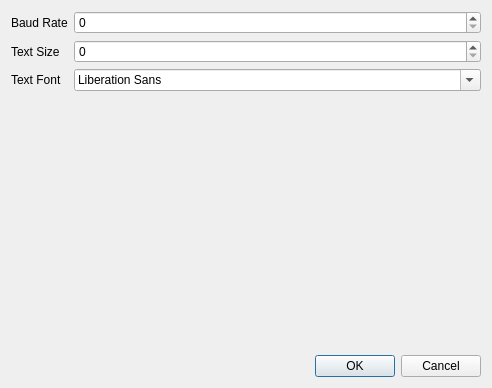
Qt form ui/settings_window.ui (SuheybAden/Arduino_Serial_App) before a commit.
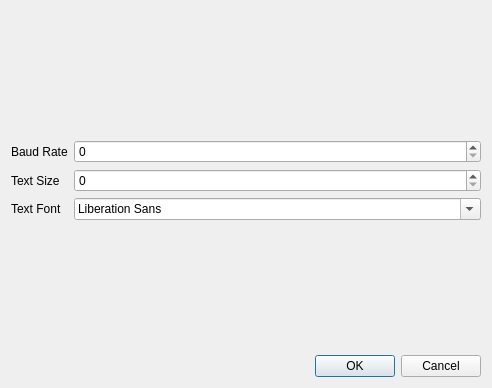
The same form after that commit.

The edit to the form file:
```diff
--- a/ui/settings_window.ui
+++ b/ui/settings_window.ui
@@ -14,6 +14,19 @@
    <string>Dialog</string>
   </property>
   <layout class="QVBoxLayout" name="verticalLayout">
+   <item>
+    <spacer name="verticalSpacer_2">
+     <property name="orientation">
+      <enum>Qt::Vertical</enum>
+     </property>
+     <property name="sizeHint" stdset="0">
+      <size>
+       <width>20</width>
+       <height>40</height>
+      </size>
+     </property>
+    </spacer>
+   </item>
    <item>
     <layout class="QFormLayout" name="formLayout">
      <item row="0" column="0">
@@ -48,6 +61,19 @@
      </item>
     </layout>
    </item>
+   <item>
+    <spacer name="verticalSpacer">
+     <property name="orientation">
+      <enum>Qt::Vertical</enum>
+     </property>
+     <property name="sizeHint" stdset="0">
+      <size>
+       <width>20</width>
+       <height>40</height>
+      </size>
+     </property>
+    </spacer>
+   </item>
    <item>
     <widget class="QDialogButtonBox" name="buttonBox">
      <property name="orientation">
```
